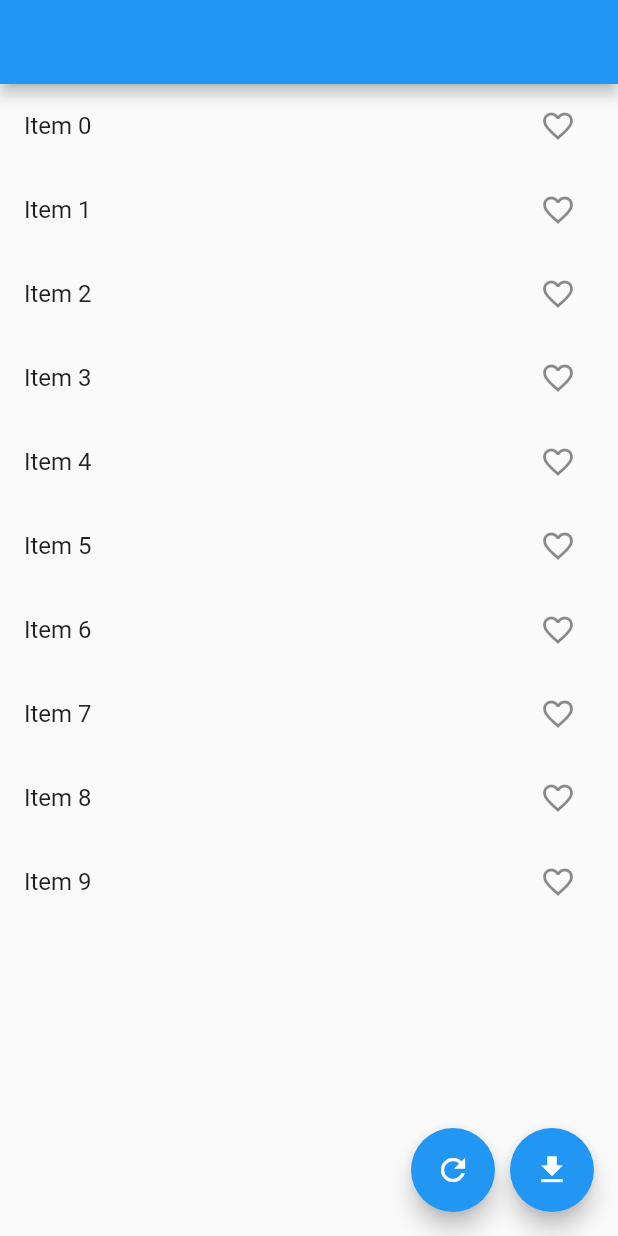
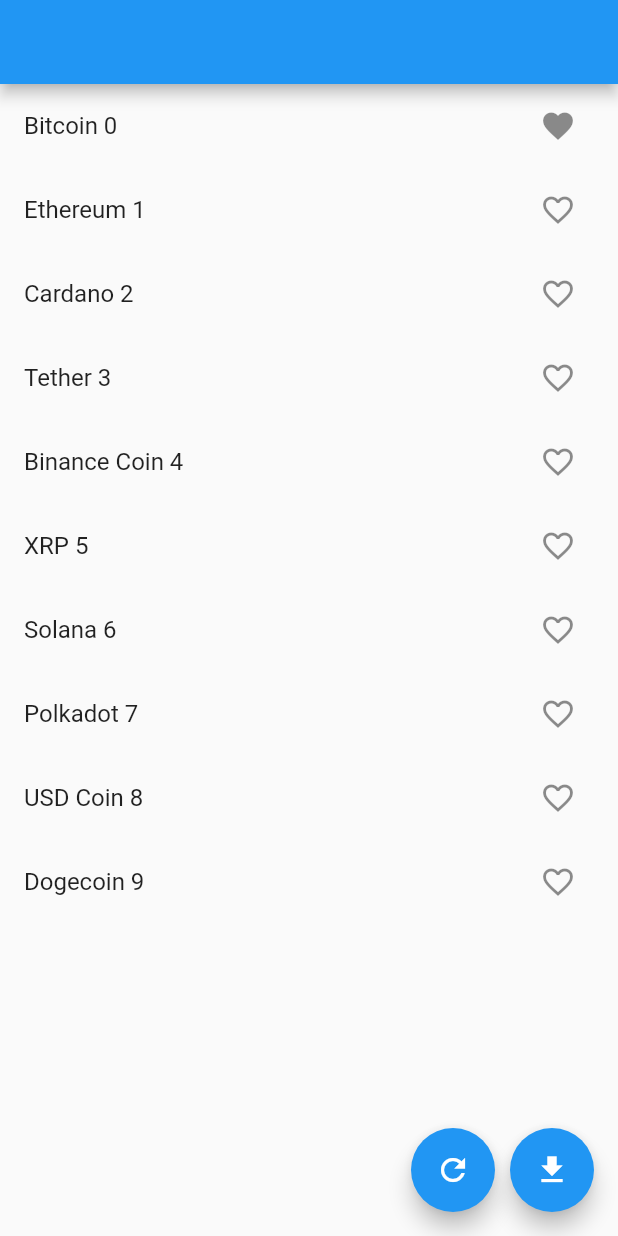
Before and after one commit to lazarvgd/bloc_list_issue, a Flutter app: the screen it shows after launch, after a tap on the "refresh" icon, after a tap on the "download" icon, after a tap on the "favorite outline" icon, on a phone screen of 412 x 824 dp. Run offline on Flutter 3.47's test engine with Material 2 defaults, Android fonts, the phone set to English and light mode, and no system bars; our stand-ins replace bloc, flutter_bloc, freezed_annotation.

Commit message:
ready app
solution found, added last modified coin to new state

```diff
--- a/lib/home_screen/bloc/home_screen_bloc.dart
+++ b/lib/home_screen/bloc/home_screen_bloc.dart
@@ -1,8 +1,10 @@
 import 'dart:async';
 
 import 'package:bloc/bloc.dart';
+import 'package:flutter/foundation.dart';
 import 'package:freezed_annotation/freezed_annotation.dart';
-import 'package:weather/home_screen/coin.dart';
+import 'package:coins/home_screen/coin.dart';
+import 'package:coins/home_screen/coin_service.dart';
 
 part 'home_screen_bloc.freezed.dart';
 
@@ -11,18 +13,7 @@ part 'home_screen_event.dart';
 part 'home_screen_state.dart';
 
 class HomeScreenBloc extends Bloc<HomeScreenEvent, HomeScreenState> {
-  List<Coin> coins = [
-    Coin('Bitcoin', false),
-    Coin('Ethereum', false),
-    Coin('Cardano', false),
-    Coin('Tether', false),
-    Coin('Binance Coin', false),
-    Coin('XRP', false),
-    Coin('Solana', false),
-    Coin('Polkadot', false),
-    Coin('USD Coin', false),
-    Coin('Dogecoin', false),
-  ];
+  CoinService coinService = CoinService();
 
   HomeScreenBloc() : super(const HomeScreenState.initial()) {
     on<_Fetch>(_onStarted);
@@ -33,33 +24,22 @@ class HomeScreenBloc extends Bloc<HomeScreenEvent, HomeScreenState> {
   FutureOr<void> _onStarted(event, emit) async {
     emit(const HomeScreenState.loading());
     await Future.delayed(const Duration(milliseconds: 1500));
-    emit(HomeScreenState.loaded(coins: coins));
+    emit(HomeScreenState.loaded(coins: coinService.coins));
   }
 
   FutureOr<void> _onAddToFavorites(
       _AddToFavorites event, Emitter<HomeScreenState> emit) async {
     final favoriteCoin = event.coin;
-    favoriteCoin.isFavorite = !favoriteCoin.isFavorite;
-    emit(HomeScreenState.loaded(coins: coins));
+    int indexOfCoin = coinService.coins.indexOf(favoriteCoin);
+    coinService.coins[indexOfCoin] = Coin(favoriteCoin.name, !favoriteCoin.isFavorite);
+    emit(HomeScreenState.loaded(coins: [...coinService.coins], lastModifiedCoin: favoriteCoin));
   }
 
   FutureOr<void> _onRefresh(
       _Refresh event, Emitter<HomeScreenState> emit) async {
-    coins.clear();
     emit(const HomeScreenState.loading());
     await Future.delayed(const Duration(milliseconds: 1500));
-    coins = [
-      Coin('Bitcoin', false),
-      Coin('Ethereum', false),
-      Coin('Cardano', false),
-      Coin('Tether', false),
-      Coin('Binance Coin', false),
-      Coin('XRP', false),
-      Coin('Solana', false),
-      Coin('Polkadot', false),
-      Coin('USD Coin', false),
-      Coin('Dogecoin', false),
-    ];
-    emit(HomeScreenState.loaded(coins: coins));
+    coinService.clearCoins();
+    emit(HomeScreenState.loaded(coins: coinService.coins));
   }
 }
--- a/lib/home_screen/bloc/home_screen_state.dart
+++ b/lib/home_screen/bloc/home_screen_state.dart
@@ -4,7 +4,7 @@ part of 'home_screen_bloc.dart';
 class HomeScreenState with _$HomeScreenState {
   const factory HomeScreenState.initial() = _Initial;
   const factory HomeScreenState.loading() = _Loading;
-  const factory HomeScreenState.loaded({required List<Coin> coins,}) = _Loaded;
+  const factory HomeScreenState.loaded({required List<Coin> coins, Coin? lastModifiedCoin}) = _Loaded;
   const factory HomeScreenState.error() = _Error;
 
 }
--- a/lib/home_screen/coin.dart
+++ b/lib/home_screen/coin.dart
@@ -1,11 +1,6 @@
-import 'package:equatable/equatable.dart';
-
-class Coin extends Equatable {
-  String name;
-  bool isFavorite;
-
-  Coin(this.name, this.isFavorite);
-
-  @override
-  List<Object?> get props => [name, isFavorite];
+import 'package:freezed_annotation/freezed_annotation.dart';
+part 'coin.freezed.dart';
+@freezed
+class Coin with _$Coin {
+  const factory Coin(String name, bool isFavorite) = _Coin;
 }
--- /dev/null
+++ b/lib/home_screen/coin_service.dart
@@ -0,0 +1,25 @@
+import 'package:coins/home_screen/coin.dart';
+
+class CoinService {
+  final List<Coin> coins = _generateCoins();
+
+  static List<Coin> _generateCoins() {
+    return [
+      const Coin('Bitcoin', false),
+      const Coin('Ethereum', false),
+      const Coin('Cardano', false),
+      const Coin('Tether', false),
+      const Coin('Binance Coin', false),
+      const Coin('XRP', false),
+      const Coin('Solana', false),
+      const Coin('Polkadot', false),
+      const Coin('USD Coin', false),
+      const Coin('Dogecoin', false),
+    ];
+  }
+
+  void clearCoins() {
+    coins.clear();
+    coins.addAll(_generateCoins());
+  }
+}
--- a/lib/home_screen/home_screen.dart
+++ b/lib/home_screen/home_screen.dart
@@ -1,6 +1,6 @@
 import 'package:flutter/material.dart';
 import 'package:flutter_bloc/flutter_bloc.dart';
-import 'package:weather/home_screen/bloc/home_screen_bloc.dart';
+import 'package:coins/home_screen/bloc/home_screen_bloc.dart';
 
 class HomeScreen extends StatelessWidget {
   const HomeScreen({super.key});
@@ -37,7 +37,6 @@ class HomeScreen extends StatelessWidget {
             appBar: AppBar(),//sorry about last min editing
             body: BlocBuilder<HomeScreenBloc, HomeScreenState>(
               builder: (context, state) {
-                debugPrint('State $state');
 
                 return state.when(
                   initial: () {
@@ -50,12 +49,12 @@ class HomeScreen extends StatelessWidget {
                       child: CircularProgressIndicator(),
                     );
                   },
-                  loaded: (coins) {
+                  loaded: (coins,_) {
                     return ListView.builder(
                       itemCount: coins.length,
                       itemBuilder: (ctx, index) {
                         return ListTile(
-                            title: Text('Item $index'),
+                            title: Text('${coins[index].name} $index'),
                             trailing: IconButton(
                               icon: Icon(
                                 coins[index].isFavorite
--- a/lib/main.dart
+++ b/lib/main.dart
@@ -1,5 +1,5 @@
 import 'package:flutter/material.dart';
-import 'package:weather/home_screen/home_screen.dart';
+import 'package:coins/home_screen/home_screen.dart';
 
 void main() {
   runApp(const MyApp());
--- a/pubspec.yaml
+++ b/pubspec.yaml
@@ -1,4 +1,4 @@
-name: weather
+name: coins
 description: A new Flutter project.
 
 # The following line prevents the package from being accidentally published to
```
Also changed, not shown: lib/home_screen/bloc/home_screen_bloc.freezed.dart, lib/home_screen/coin.freezed.dart (added), 7 other files.
